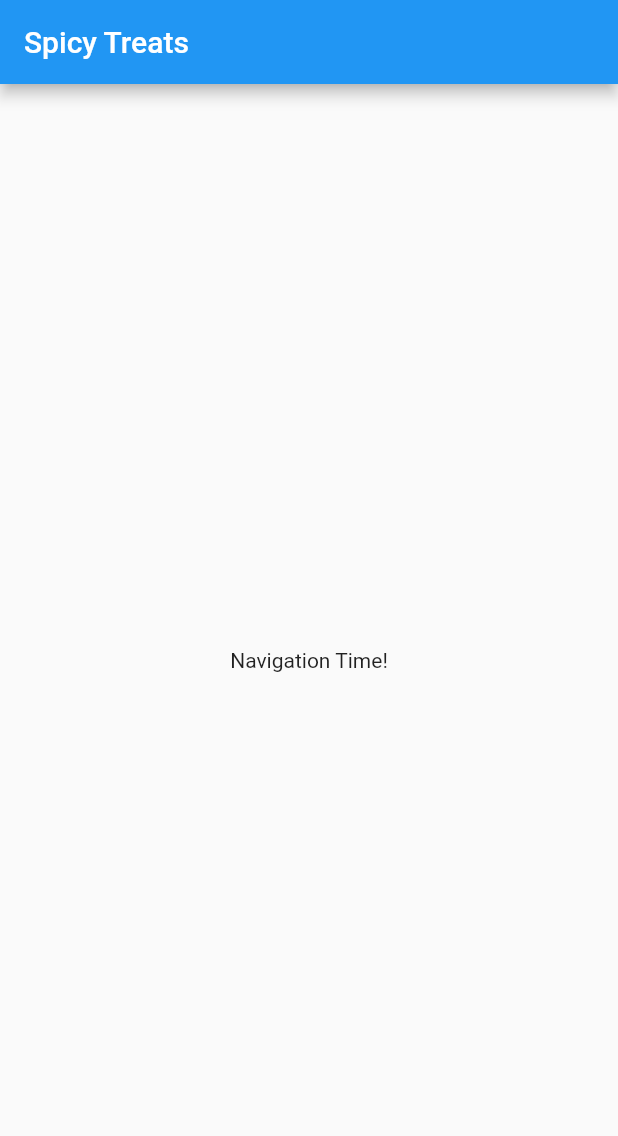
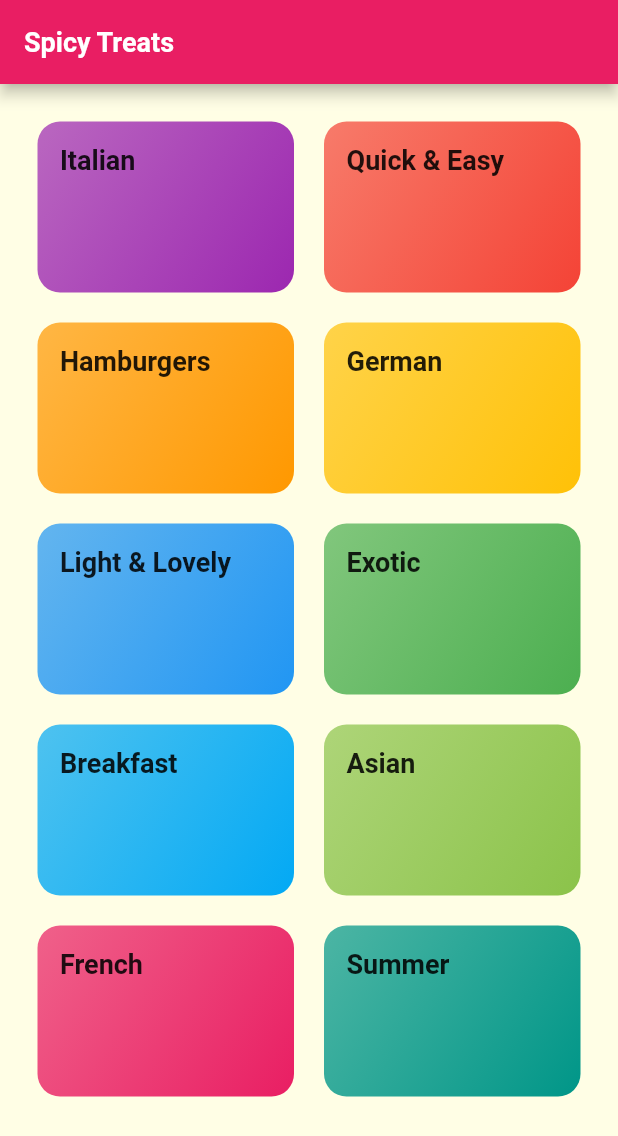
Before and after one commit to akshayMunot30/Spicy_Treats_App, a Flutter app: the screen it shows after launch, on a phone screen of 412 x 824 dp. Shown: the top 1136 px of the screen. Run offline on Flutter 3.47's test engine with Material 2 defaults, Android fonts, the phone set to English and light mode, and no system bars; Roboto replaces fonts that are missing (RobtoCondensed).

Commit message:
Created the first screen for the app.
- Added a grid view, which contain different categories.
- Each category is basically a container to which I have added
gradient effect.
- Added the fonts files, so as to use them in the app.

```diff
--- /dev/null
+++ b/lib/categories_screen.dart
@@ -0,0 +1,32 @@
+import 'package:flutter/material.dart';
+
+import './dummy_data.dart';
+import './category_item.dart';
+
+class CategoriesScreen extends StatelessWidget {
+  @override
+  Widget build(BuildContext context) {
+    return Scaffold(
+      appBar: AppBar(
+        title: const Text('Spicy Treats'),
+      ),
+      body: GridView(
+        padding: const EdgeInsets.all(25),
+        children: DUMMY_CATEGORIES
+            .map(
+              (catData) => CategoryItem(
+                    catData.title,
+                    catData.color,
+                  ),
+            )
+            .toList(),
+        gridDelegate: SliverGridDelegateWithMaxCrossAxisExtent(
+          maxCrossAxisExtent: 200,
+          childAspectRatio: 3 / 2,
+          crossAxisSpacing: 20,
+          mainAxisSpacing: 20,
+        ),
+      ),
+    );
+  }
+}
--- /dev/null
+++ b/lib/category_item.dart
@@ -0,0 +1,27 @@
+import 'package:flutter/material.dart';
+
+class CategoryItem extends StatelessWidget {
+  final String title;
+  final Color color;
+
+  CategoryItem(this.title, this.color);
+
+  @override
+  Widget build(BuildContext context) {
+    return Container(
+      padding: const EdgeInsets.all(15),
+      child: Text(title, style: Theme.of(context).textTheme.headline6,),
+      decoration: BoxDecoration(
+        gradient: LinearGradient(
+          colors: [
+            color.withOpacity(0.7),
+            color,
+          ],
+          begin: Alignment.topLeft,
+          end: Alignment.bottomRight,
+        ),
+        borderRadius: BorderRadius.circular(15),
+      ),
+    );
+  }
+}
--- /dev/null
+++ b/lib/dummy_data.dart
@@ -0,0 +1,56 @@
+import 'package:flutter/material.dart';
+
+import './models/category.dart';
+
+const DUMMY_CATEGORIES = const [
+  Category(
+    id: 'c1',
+    title: 'Italian',
+    color: Colors.purple,
+  ),
+  Category(
+    id: 'c2',
+    title: 'Quick & Easy',
+    color: Colors.red,
+  ),
+  Category(
+    id: 'c3',
+    title: 'Hamburgers',
+    color: Colors.orange,
+  ),
+  Category(
+    id: 'c4',
+    title: 'German',
+    color: Colors.amber,
+  ),
+  Category(
+    id: 'c5',
+    title: 'Light & Lovely',
+    color: Colors.blue,
+  ),
+  Category(
+    id: 'c6',
+    title: 'Exotic',
+    color: Colors.green,
+  ),
+  Category(
+    id: 'c7',
+    title: 'Breakfast',
+    color: Colors.lightBlue,
+  ),
+  Category(
+    id: 'c8',
+    title: 'Asian',
+    color: Colors.lightGreen,
+  ),
+  Category(
+    id: 'c9',
+    title: 'French',
+    color: Colors.pink,
+  ),
+  Category(
+    id: 'c10',
+    title: 'Summer',
+    color: Colors.teal,
+  ),
+];
--- a/lib/main.dart
+++ b/lib/main.dart
@@ -1,4 +1,6 @@
 import 'package:flutter/material.dart';
+
+import './categories_screen.dart';
 
 void main() {
   runApp(MyApp());
@@ -10,30 +12,26 @@ class MyApp extends StatelessWidget {
     return MaterialApp(
       title: 'Spicy Treats',
       theme: ThemeData(
-        primarySwatch: Colors.blue,
+        primarySwatch: Colors.pink,
+        accentColor: Colors.amber,
+        canvasColor: Color.fromRGBO(255, 254, 229, 1),
+        fontFamily: 'Raleway',
+        textTheme: ThemeData.light().textTheme.copyWith(
+              bodyText1: TextStyle(
+                color: Color.fromRGBO(20, 51, 51, 1),
+              ),
+              bodyText2: TextStyle(
+                color: Color.fromRGBO(20, 51, 51, 1),
+              ),
+              headline6: TextStyle(
+                fontSize: 18,
+                fontWeight: FontWeight.bold,
+                fontFamily: 'RobtoCondensed',
+              ),
+            ),
       ),
-      home: MyHomePage(),
+      home: CategoriesScreen(),
+      debugShowCheckedModeBanner: false,
     );
   }
 }
-
-class MyHomePage extends StatefulWidget {
-
-  @override
-  _MyHomePageState createState() => _MyHomePageState();
-}
-
-class _MyHomePageState extends State<MyHomePage> {
-
-  @override
-  Widget build(BuildContext context) {
-    return Scaffold(
-      appBar: AppBar(
-        title: Text("Spicy Treats"),
-      ),
-      body: Center(
-        child: Text('Navigation Time!'),
-      ), // This trailing comma makes auto-formatting nicer for build methods.
-    );
-  }
-}
--- /dev/null
+++ b/lib/models/category.dart
@@ -0,0 +1,13 @@
+import 'package:flutter/material.dart';
+
+class Category {
+  final String id;
+  final String title;
+  final Color color;
+
+  const Category({
+    required this.id,
+    required this.title,
+    this.color = Colors.orange,
+  });
+}
```
Also changed, not shown: pubspec.yaml (+17 -6 lines), assets/fonts/Raleway-Black.ttf (added), assets/fonts/Raleway-Bold.ttf (added), assets/fonts/Raleway-Regular.ttf (added), assets/fonts/RobotoCondensed-Bold.ttf (added), assets/fonts/RobotoCondensed-Italic.ttf (added), assets/fonts/RobotoCondensed-Light.ttf (added), assets/fonts/RobotoCondensed-Regular.ttf (added).
